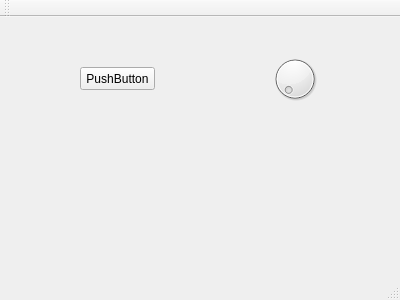
Old version of the form Dark_HyperQt/mainwindow.ui in the repository janderkkotlarski/Dark_Hypersquare.
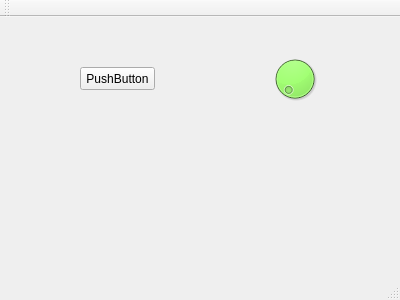
New version of the form.

Patch:
```diff
--- a/Dark_HyperQt/mainwindow.ui
+++ b/Dark_HyperQt/mainwindow.ui
@@ -36,6 +36,421 @@
       <height>64</height>
      </rect>
     </property>
+    <property name="palette">
+     <palette>
+      <active>
+       <colorrole role="WindowText">
+        <brush brushstyle="SolidPattern">
+         <color alpha="255">
+          <red>0</red>
+          <green>0</green>
+          <blue>0</blue>
+         </color>
+        </brush>
+       </colorrole>
+       <colorrole role="Button">
+        <brush brushstyle="SolidPattern">
+         <color alpha="255">
+          <red>85</red>
+          <green>255</green>
+          <blue>0</blue>
+         </color>
+        </brush>
+       </colorrole>
+       <colorrole role="Light">
+        <brush brushstyle="SolidPattern">
+         <color alpha="255">
+          <red>170</red>
+          <green>255</green>
+          <blue>127</blue>
+         </color>
+        </brush>
+       </colorrole>
+       <colorrole role="Midlight">
+        <brush brushstyle="SolidPattern">
+         <color alpha="255">
+          <red>127</red>
+          <green>255</green>
+          <blue>63</blue>
+         </color>
+        </brush>
+       </colorrole>
+       <colorrole role="Dark">
+        <brush brushstyle="SolidPattern">
+         <color alpha="255">
+          <red>42</red>
+          <green>127</green>
+          <blue>0</blue>
+         </color>
+        </brush>
+       </colorrole>
+       <colorrole role="Mid">
+        <brush brushstyle="SolidPattern">
+         <color alpha="255">
+          <red>56</red>
+          <green>170</green>
+          <blue>0</blue>
+         </color>
+        </brush>
+       </colorrole>
+       <colorrole role="Text">
+        <brush brushstyle="SolidPattern">
+         <color alpha="255">
+          <red>0</red>
+          <green>0</green>
+          <blue>0</blue>
+         </color>
+        </brush>
+       </colorrole>
+       <colorrole role="BrightText">
+        <brush brushstyle="SolidPattern">
+         <color alpha="255">
+          <red>255</red>
+          <green>255</green>
+          <blue>255</blue>
+         </color>
+        </brush>
+       </colorrole>
+       <colorrole role="ButtonText">
+        <brush brushstyle="SolidPattern">
+         <color alpha="255">
+          <red>0</red>
+          <green>0</green>
+          <blue>0</blue>
+         </color>
+        </brush>
+       </colorrole>
+       <colorrole role="Base">
+        <brush brushstyle="SolidPattern">
+         <color alpha="255">
+          <red>255</red>
+          <green>255</green>
+          <blue>255</blue>
+         </color>
+        </brush>
+       </colorrole>
+       <colorrole role="Window">
+        <brush brushstyle="SolidPattern">
+         <color alpha="255">
+          <red>85</red>
+          <green>255</green>
+          <blue>0</blue>
+         </color>
+        </brush>
+       </colorrole>
+       <colorrole role="Shadow">
+        <brush brushstyle="SolidPattern">
+         <color alpha="255">
+          <red>0</red>
+          <green>0</green>
+          <blue>0</blue>
+         </color>
+        </brush>
+       </colorrole>
+       <colorrole role="AlternateBase">
+        <brush brushstyle="SolidPattern">
+         <color alpha="255">
+          <red>170</red>
+          <green>255</green>
+          <blue>127</blue>
+         </color>
+        </brush>
+       </colorrole>
+       <colorrole role="ToolTipBase">
+        <brush brushstyle="SolidPattern">
+         <color alpha="255">
+          <red>255</red>
+          <green>255</green>
+          <blue>220</blue>
+         </color>
+        </brush>
+       </colorrole>
+       <colorrole role="ToolTipText">
+        <brush brushstyle="SolidPattern">
+         <color alpha="255">
+          <red>0</red>
+          <green>0</green>
+          <blue>0</blue>
+         </color>
+        </brush>
+       </colorrole>
+      </active>
+      <inactive>
+       <colorrole role="WindowText">
+        <brush brushstyle="SolidPattern">
+         <color alpha="255">
+          <red>0</red>
+          <green>0</green>
+          <blue>0</blue>
+         </color>
+        </brush>
+       </colorrole>
+       <colorrole role="Button">
+        <brush brushstyle="SolidPattern">
+         <color alpha="255">
+          <red>85</red>
+          <green>255</green>
+          <blue>0</blue>
+         </color>
+        </brush>
+       </colorrole>
+       <colorrole role="Light">
+        <brush brushstyle="SolidPattern">
+         <color alpha="255">
+          <red>170</red>
+          <green>255</green>
+          <blue>127</blue>
+         </color>
+        </brush>
+       </colorrole>
+       <colorrole role="Midlight">
+        <brush brushstyle="SolidPattern">
+         <color alpha="255">
+          <red>127</red>
+          <green>255</green>
+          <blue>63</blue>
+         </color>
+        </brush>
+       </colorrole>
+       <colorrole role="Dark">
+        <brush brushstyle="SolidPattern">
+         <color alpha="255">
+          <red>42</red>
+          <green>127</green>
+          <blue>0</blue>
+         </color>
+        </brush>
+       </colorrole>
+       <colorrole role="Mid">
+        <brush brushstyle="SolidPattern">
+         <color alpha="255">
+          <red>56</red>
+          <green>170</green>
+          <blue>0</blue>
+         </color>
+        </brush>
+       </colorrole>
+       <colorrole role="Text">
+        <brush brushstyle="SolidPattern">
+         <color alpha="255">
+          <red>0</red>
+          <green>0</green>
+          <blue>0</blue>
+         </color>
+        </brush>
+       </colorrole>
+       <colorrole role="BrightText">
+        <brush brushstyle="SolidPattern">
+         <color alpha="255">
+          <red>255</red>
+          <green>255</green>
+          <blue>255</blue>
+         </color>
+        </brush>
+       </colorrole>
+       <colorrole role="ButtonText">
+        <brush brushstyle="SolidPattern">
+         <color alpha="255">
+          <red>0</red>
+          <green>0</green>
+          <blue>0</blue>
+         </color>
+        </brush>
+       </colorrole>
+       <colorrole role="Base">
+        <brush brushstyle="SolidPattern">
+         <color alpha="255">
+          <red>255</red>
+          <green>255</green>
+          <blue>255</blue>
+         </color>
+        </brush>
+       </colorrole>
+       <colorrole role="Window">
+        <brush brushstyle="SolidPattern">
+         <color alpha="255">
+          <red>85</red>
+          <green>255</green>
+          <blue>0</blue>
+         </color>
+        </brush>
+       </colorrole>
+       <colorrole role="Shadow">
+        <brush brushstyle="SolidPattern">
+         <color alpha="255">
+          <red>0</red>
+          <green>0</green>
+          <blue>0</blue>
+         </color>
+        </brush>
+       </colorrole>
+       <colorrole role="AlternateBase">
+        <brush brushstyle="SolidPattern">
+         <color alpha="255">
+          <red>170</red>
+          <green>255</green>
+          <blue>127</blue>
+         </color>
+        </brush>
+       </colorrole>
+       <colorrole role="ToolTipBase">
+        <brush brushstyle="SolidPattern">
+         <color alpha="255">
+          <red>255</red>
+          <green>255</green>
+          <blue>220</blue>
+         </color>
+        </brush>
+       </colorrole>
+       <colorrole role="ToolTipText">
+        <brush brushstyle="SolidPattern">
+         <color alpha="255">
+          <red>0</red>
+          <green>0</green>
+          <blue>0</blue>
+         </color>
+        </brush>
+       </colorrole>
+      </inactive>
+      <disabled>
+       <colorrole role="WindowText">
+        <brush brushstyle="SolidPattern">
+         <color alpha="255">
+          <red>42</red>
+          <green>127</green>
+          <blue>0</blue>
+         </color>
+        </brush>
+       </colorrole>
+       <colorrole role="Button">
+        <brush brushstyle="SolidPattern">
+         <color alpha="255">
+          <red>85</red>
+          <green>255</green>
+          <blue>0</blue>
+         </color>
+        </brush>
+       </colorrole>
+       <colorrole role="Light">
+        <brush brushstyle="SolidPattern">
+         <color alpha="255">
+          <red>170</red>
+          <green>255</green>
+          <blue>127</blue>
+         </color>
+        </brush>
+       </colorrole>
+       <colorrole role="Midlight">
+        <brush brushstyle="SolidPattern">
+         <color alpha="255">
+          <red>127</red>
+          <green>255</green>
+          <blue>63</blue>
+         </color>
+        </brush>
+       </colorrole>
+       <colorrole role="Dark">
+        <brush brushstyle="SolidPattern">
+         <color alpha="255">
+          <red>42</red>
+          <green>127</green>
+          <blue>0</blue>
+         </color>
+        </brush>
+       </colorrole>
+       <colorrole role="Mid">
+        <brush brushstyle="SolidPattern">
+         <color alpha="255">
+          <red>56</red>
+          <green>170</green>
+          <blue>0</blue>
+         </color>
+        </brush>
+       </colorrole>
+       <colorrole role="Text">
+        <brush brushstyle="SolidPattern">
+         <color alpha="255">
+          <red>42</red>
+          <green>127</green>
+          <blue>0</blue>
+         </color>
+        </brush>
+       </colorrole>
+       <colorrole role="BrightText">
+        <brush brushstyle="SolidPattern">
+         <color alpha="255">
+          <red>255</red>
+          <green>255</green>
+          <blue>255</blue>
+         </color>
+        </brush>
+       </colorrole>
+       <colorrole role="ButtonText">
+        <brush brushstyle="SolidPattern">
+         <color alpha="255">
+          <red>42</red>
+          <green>127</green>
+          <blue>0</blue>
+         </color>
+        </brush>
+       </colorrole>
+       <colorrole role="Base">
+        <brush brushstyle="SolidPattern">
+         <color alpha="255">
+          <red>85</red>
+          <green>255</green>
+          <blue>0</blue>
+         </color>
+        </brush>
+       </colorrole>
+       <colorrole role="Window">
+        <brush brushstyle="SolidPattern">
+         <color alpha="255">
+          <red>85</red>
+          <green>255</green>
+          <blue>0</blue>
+         </color>
+        </brush>
+       </colorrole>
+       <colorrole role="Shadow">
+        <brush brushstyle="SolidPattern">
+         <color alpha="255">
+          <red>0</red>
+          <green>0</green>
+          <blue>0</blue>
+         </color>
+        </brush>
+       </colorrole>
+       <colorrole role="AlternateBase">
+        <brush brushstyle="SolidPattern">
+         <color alpha="255">
+          <red>85</red>
+          <green>255</green>
+          <blue>0</blue>
+         </color>
+        </brush>
+       </colorrole>
+       <colorrole role="ToolTipBase">
+        <brush brushstyle="SolidPattern">
+         <color alpha="255">
+          <red>255</red>
+          <green>255</green>
+          <blue>220</blue>
+         </color>
+        </brush>
+       </colorrole>
+       <colorrole role="ToolTipText">
+        <brush brushstyle="SolidPattern">
+         <color alpha="255">
+          <red>0</red>
+          <green>0</green>
+          <blue>0</blue>
+         </color>
+        </brush>
+       </colorrole>
+      </disabled>
+     </palette>
+    </property>
    </widget>
   </widget>
   <widget class="QMenuBar" name="menuBar">
```
